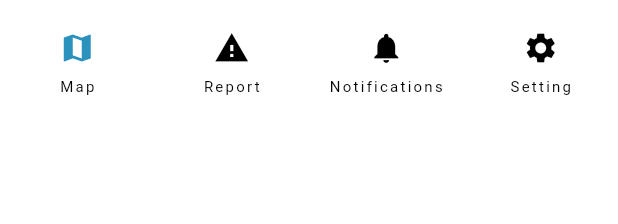
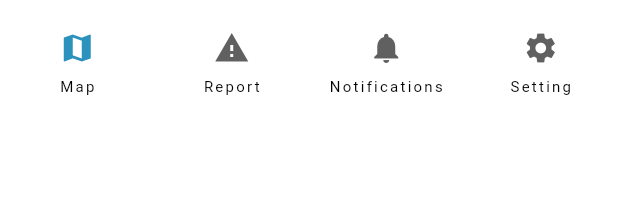
Before and after one commit to Puriwat-dev/flutter_test, a Flutter app: the BottomNav widget shown alone on an empty page, opened directly, on a phone screen of 412 x 824 dp. Shown: the top 224 px of the screen. Run offline on Flutter 3.47's test engine with Material 2 defaults, Android fonts, the phone set to English and light mode, and no system bars; our stand-ins replace google_maps_flutter.

Commit message:
Navigation Bar

```diff
--- a/lib/components/bottom_navigation_bar.dart
+++ b/lib/components/bottom_navigation_bar.dart
@@ -26,22 +26,23 @@ class BottomNavState extends State<BottomNav> {
           selectedIcon: Icon(Icons.map, color: Color(0xff2B91BD)),
           icon: Icon(
             Icons.map,
+            color: Color(0xff606060)
           ),
           label: 'Map',
         ),
         NavigationDestination(
           selectedIcon: Icon(Icons.warning, color: Color(0xff2B91BD)),
-          icon: Icon(Icons.warning),
+          icon: Icon(Icons.warning, color: Color(0xff606060)),
           label: 'Report',
         ),
         NavigationDestination(
           selectedIcon: Icon(Icons.notifications, color: Color(0xff2B91BD)),
-          icon: Icon(Icons.notifications),
+          icon: Icon(Icons.notifications, color: Color(0xff606060)),
           label: 'Notifications',
         ),
         NavigationDestination(
           selectedIcon: Icon(Icons.settings, color: Color(0xff2B91BD)),
-          icon: Icon(Icons.settings),
+          icon: Icon(Icons.settings, color: Color(0xff606060)),
           label: 'Setting',
         ),
       ],
```
Also changed, not shown: lib/fire_forest_monitoring/view/map_page.dart (+17 -20 lines), 10 other files.
